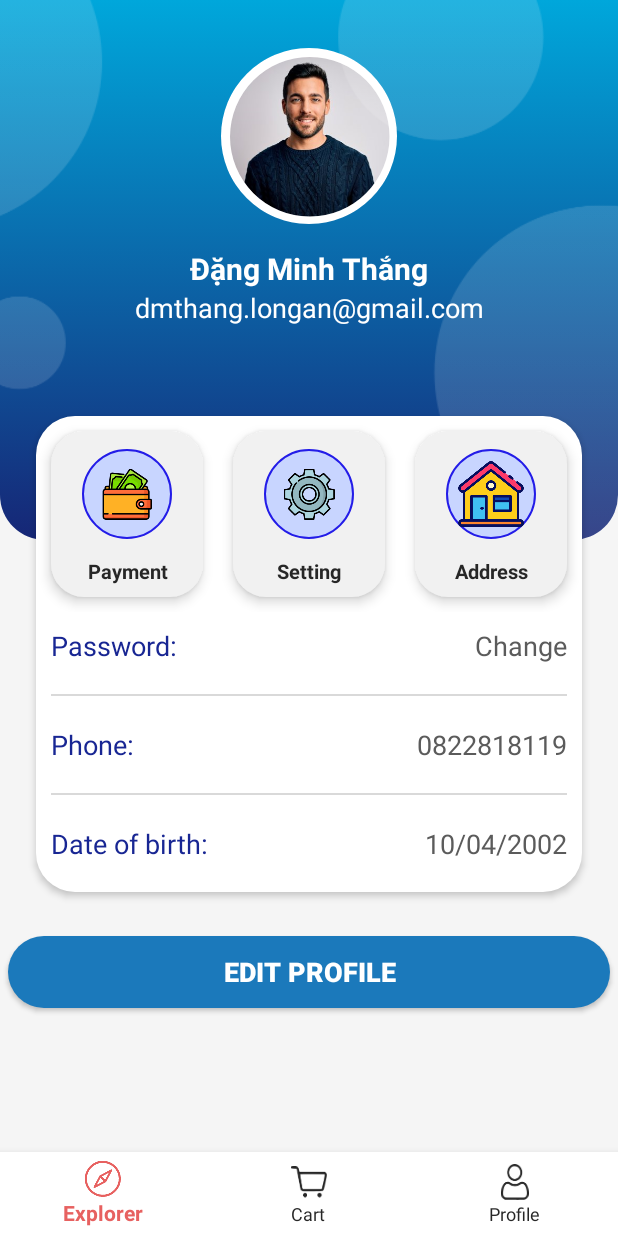
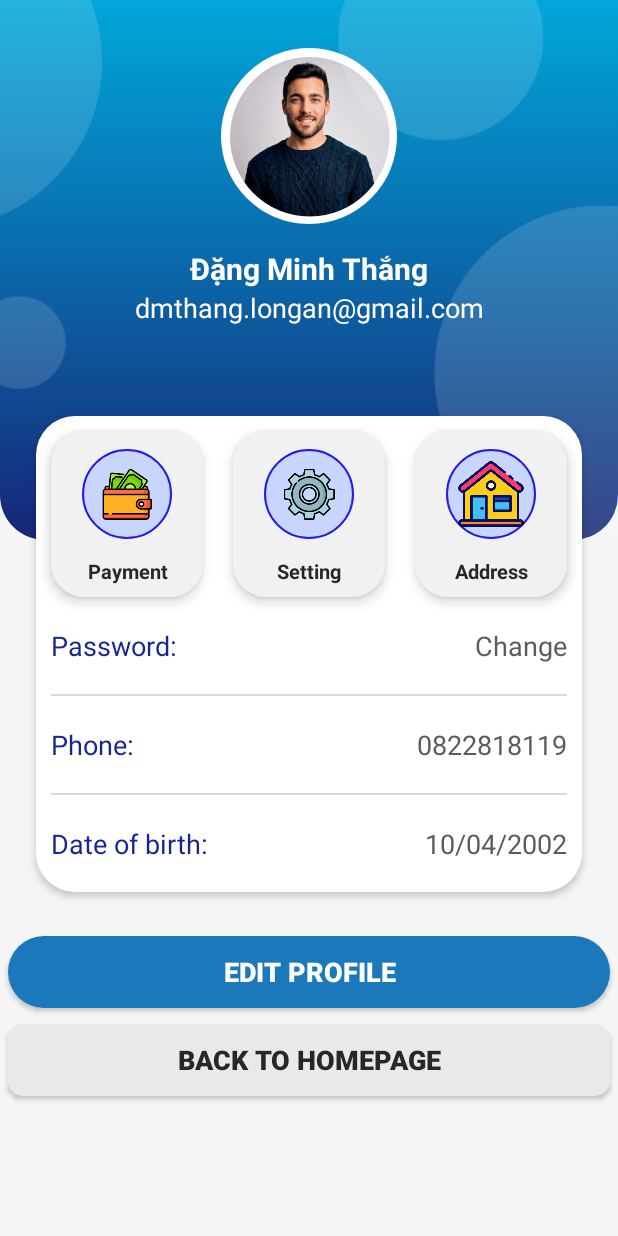
Before and after one commit to ThangDM1004/high-tech-shop-android-studio, an Android app: the ProfileActivity screen opened directly, with no data from a screen before it, on a phone screen of 412 x 824 dp. Run offline under Robolectric (Android 15) with nearby library versions, the phone set to English and light mode, and no system bars; our stand-ins replace Room's generated code; 4 statements that could not run were skipped.

Commit message:
update-profile-user

```diff
--- a/app/src/main/java/com/example/high_tech_shop/dao/UserDAO.java
+++ b/app/src/main/java/com/example/high_tech_shop/dao/UserDAO.java
@@ -23,4 +23,6 @@ public interface UserDAO {
     void deleteAll();
     @Query("Select * from user Where email =:email And password=:password")
     User selectUserByUsernameAndPassword(String email, String password);
+    @Query("Select * from user Where email =:email")
+    User selectUserByEmail(String email);
 }
--- a/app/src/main/java/com/example/high_tech_shop/repositories/UserRepository.java
+++ b/app/src/main/java/com/example/high_tech_shop/repositories/UserRepository.java
@@ -19,4 +19,10 @@ public class UserRepository {
     public void deleteAll(){
         this.userDAO.deleteAll();
     }
+    public void update(User user){
+        this.userDAO.update(user);
+    }
+    public User findByEmail(String email){
+        return this.userDAO.selectUserByEmail(email);
+    }
 }
--- a/app/src/main/res/layout/activity_profile.xml
+++ b/app/src/main/res/layout/activity_profile.xml
@@ -339,21 +339,16 @@
                 android:textColor="@color/white"
                 android:textSize="18dp"
                 android:textStyle="bold" />
+            <Button
+                android:id="@+id/btnBack"
+                android:layout_width="match_parent"
+                android:layout_height="wrap_content"
+                android:layout_margin="5dp"
+                android:background="@drawable/grey_background"
+                android:text="Back to homepage"
+                android:textColor="@color/black"
+                android:textSize="18dp"
+                android:textStyle="bold" />
         </LinearLayout>
     </ScrollView>
-    <com.google.android.material.bottomnavigation.BottomNavigationView
-        android:id="@+id/bottom_nav_profile"
-        android:layout_width="wrap_content"
-        android:layout_height="wrap_content"
-        android:background="#EAEAEA"
-        app:itemBackground="@color/white"
-        app:itemIconTint="@color/custom_color_bottom_nav"
-        app:itemTextColor="@color/custom_color_bottom_nav"
-        app:layout_constraintBottom_toBottomOf="parent"
-        app:layout_constraintEnd_toEndOf="parent"
-        app:layout_constraintStart_toStartOf="parent"
-        app:menu="@menu/menu_bottom_nav">
-
-
-    </com.google.android.material.bottomnavigation.BottomNavigationView>
 </androidx.constraintlayout.widget.ConstraintLayout>
```
Also changed, not shown: app/src/main/AndroidManifest.xml (+10 -11 lines), app/src/main/java/com/example/high_tech_shop/user/HomePageActivity.java (+9 -0 lines), app/src/main/java/com/example/high_tech_shop/user/ProfileActivity.java (+106 -4 lines), app/src/main/res/layout/activity_update_profile_user.xml (added, +82 -0 lines).
